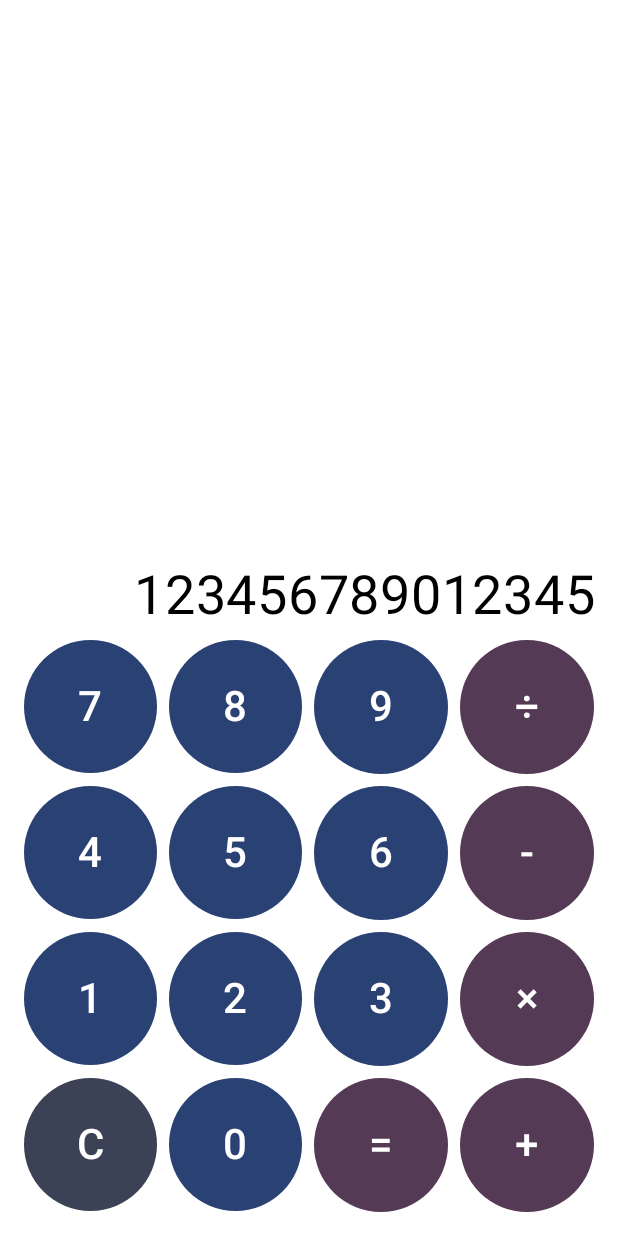
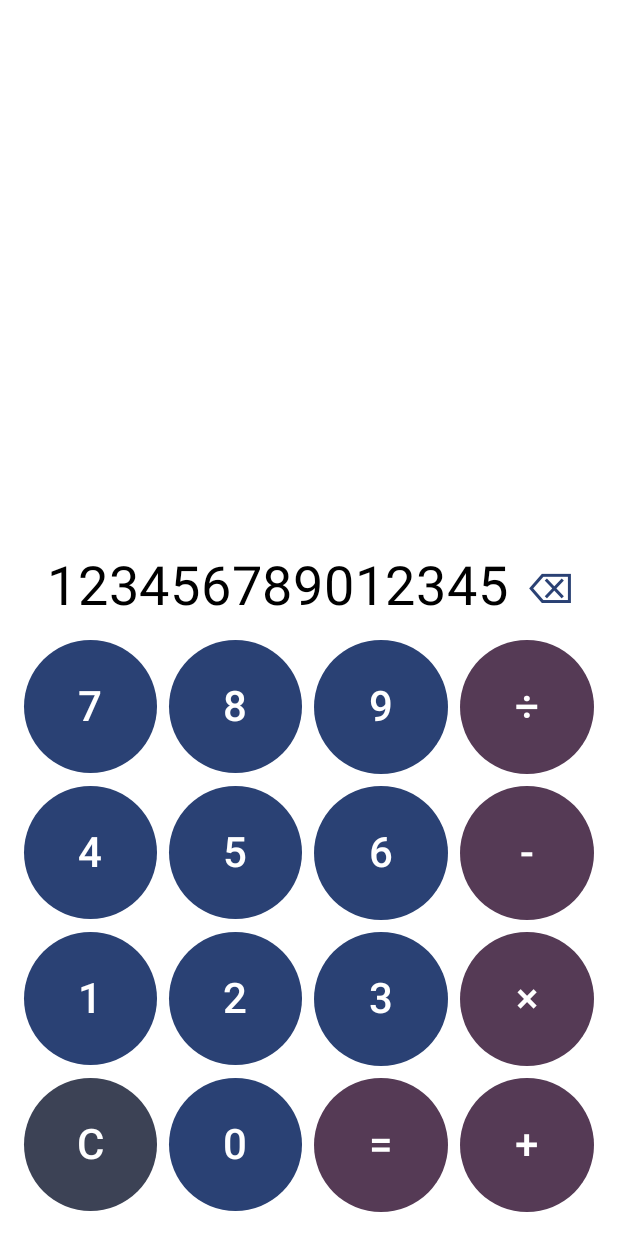
Before and after one commit to mariusz-przeczek/calculator, an Android app built with Jetpack Compose: the @Preview function CalculatorScreenPreview, on a phone screen of 412 x 824 dp. Run offline under Robolectric (Android 15) with nearby library versions, the phone set to English and light mode, and no system bars.

Commit message:
Backspace has been added together with related functions and tests.

```diff
--- a/app/src/main/java/io/github/mariuszprzeczek/calculator/CalculatorScreen.kt
+++ b/app/src/main/java/io/github/mariuszprzeczek/calculator/CalculatorScreen.kt
@@ -6,12 +6,12 @@ import androidx.compose.foundation.layout.Row
 import androidx.compose.foundation.layout.RowScope
 import androidx.compose.foundation.layout.aspectRatio
 import androidx.compose.foundation.layout.fillMaxSize
-import androidx.compose.foundation.layout.fillMaxWidth
 import androidx.compose.foundation.layout.padding
 import androidx.compose.material3.Button
 import androidx.compose.material3.ButtonDefaults
 import androidx.compose.material3.MaterialTheme
 import androidx.compose.material3.Text
+import androidx.compose.material3.TextButton
 import androidx.compose.runtime.Composable
 import androidx.compose.ui.Alignment
 import androidx.compose.ui.Modifier
@@ -30,6 +30,7 @@ fun CalculatorDisplay(
     onOperator: (Char) -> Unit,
     onEquals: () -> Unit,
     onClear: () -> Unit,
+    onBackspace: () -> Unit,
     modifier: Modifier = Modifier
 ) {
     Column(
@@ -39,13 +40,18 @@ fun CalculatorDisplay(
         horizontalAlignment = Alignment.CenterHorizontally,
         verticalArrangement = Arrangement.spacedBy(8.dp, Alignment.Bottom)
     ) {
+        Row(verticalAlignment = Alignment.CenterVertically) {
             Text(
                 fontSize = if (state.display.length > 9) 36.sp else 64.sp,
                 textAlign = TextAlign.End,
-            modifier = Modifier.fillMaxWidth(),
+                modifier = Modifier.weight(1f),
                 text = state.display,
                 maxLines = 1
             )
+            TextButton(onClick = onBackspace) {
+                Text("⌫", fontSize = 28.sp)
+            }
+        }
         Row(horizontalArrangement = Arrangement.spacedBy(8.dp)) {
             CalcButton("7", { onDigit(7) })
             CalcButton("8", { onDigit(8) })
@@ -81,6 +87,7 @@ fun CalculatorScreen(modifier: Modifier = Modifier, viewModel: CalculatorViewMod
         onOperator = viewModel::onOperator,
         onEquals = viewModel::onEquals,
         onClear = viewModel::onClear,
+        onBackspace = viewModel::onBackspace,
         modifier = modifier
     )
 }
@@ -107,6 +114,7 @@ fun CalculatorScreenPreview() {
             onDigit = {},
             onOperator = {},
             onEquals = {},
+            onBackspace = {},
             onClear = {})
     }
 }
```
Also changed, not shown: app/src/main/java/io/github/mariuszprzeczek/calculator/CalculatorViewModel.kt (+10 -4 lines), 1 other file. Lines whose indentation alone changed are shown as unchanged.
